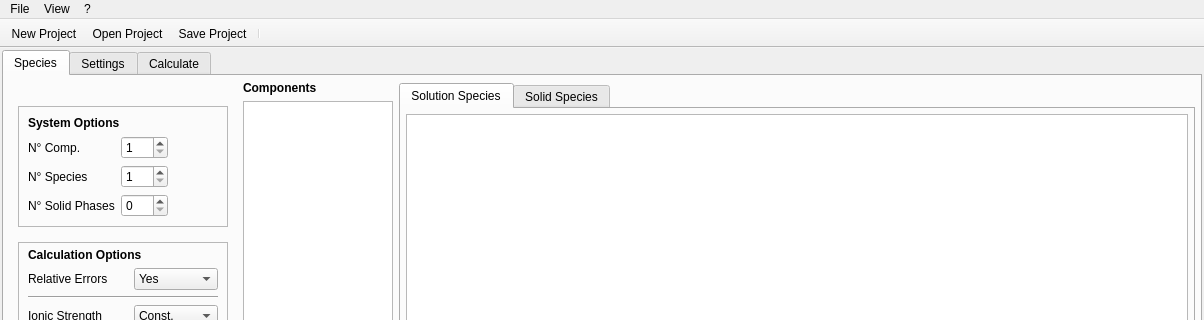
Old version of the form src/main/python/ui/sssc_main.ui in the repository Kastakin/PyES; both pictures show x 0 to 1204 and y 0 to 320 of the 1204 by 778 pixel window.
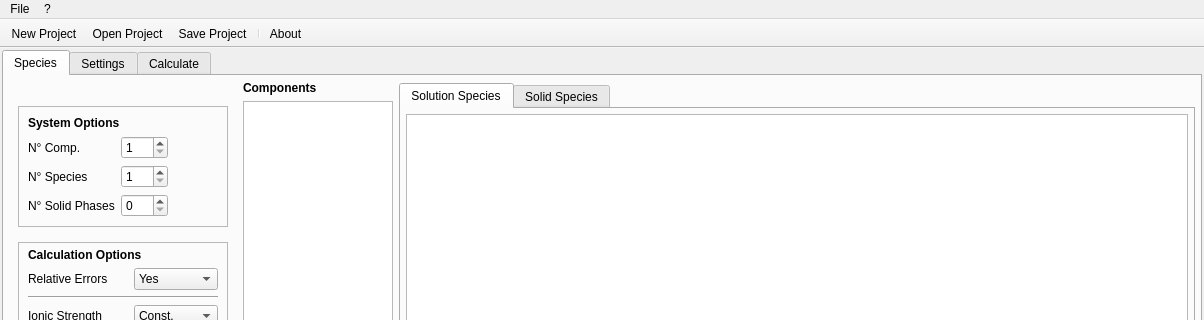
New version of the form. Icons and pictures are not drawn.

The edit to the form file:
```diff
--- a/src/main/python/ui/sssc_main.ui
+++ b/src/main/python/ui/sssc_main.ui
@@ -1642,12 +1642,6 @@
     <addaction name="separator"/>
     <addaction name="actionExit"/>
    </widget>
-   <widget class="QMenu" name="menuView">
-    <property name="title">
-     <string>View</string>
-    </property>
-    <addaction name="actionResult_report"/>
-   </widget>
    <widget class="QMenu" name="menuHelp">
     <property name="title">
      <string>?</string>
@@ -1657,7 +1651,6 @@
     <addaction name="actionAbout"/>
    </widget>
    <addaction name="menuFile"/>
-   <addaction name="menuView"/>
    <addaction name="menuHelp"/>
   </widget>
   <widget class="QStatusBar" name="statusbar"/>
@@ -1668,6 +1661,12 @@
    <property name="movable">
     <bool>false</bool>
    </property>
+   <property name="iconSize">
+    <size>
+     <width>18</width>
+     <height>18</height>
+    </size>
+   </property>
    <property name="floatable">
     <bool>false</bool>
    </property>
@@ -1681,6 +1680,7 @@
    <addaction name="actionOpen"/>
    <addaction name="actionSave"/>
    <addaction name="separator"/>
+   <addaction name="actionAbout"/>
   </widget>
   <action name="actionNew">
    <property name="enabled">
```
Left out of the diff: 47 changed lines with no effect on the pictures.
